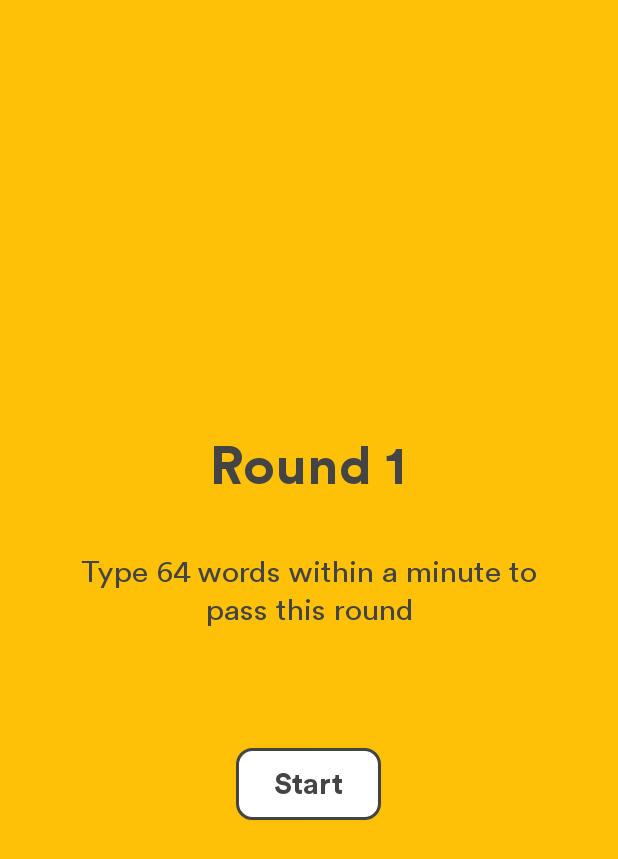
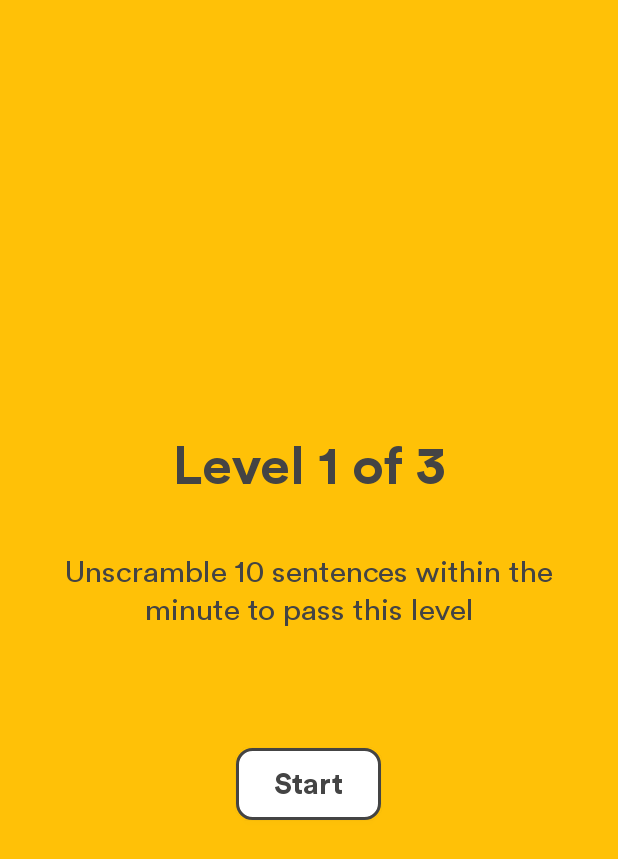
Before and after one commit to Wenpeng778435592/App-Compsci702, an Android app: the GameActivity screen opened directly, with no data from a screen before it, on a phone screen of 412 x 824 dp. Shown: the top 859 px of the screen. Run offline under Robolectric (Android 15) with nearby library versions, the phone set to English and light mode, and no system bars.

Commit message:
retrieve sentences from database

```diff
--- a/app/src/main/java/com/compsci702/compsci702app/Activity/GameActivity.java
+++ b/app/src/main/java/com/compsci702/compsci702app/Activity/GameActivity.java
@@ -55,7 +55,6 @@ public class GameActivity extends AppCompatActivity {
     private SoundPool soundPool;
     private int dingSound;
     private SentenceProcessor sentenceProcessor;
-    private boolean gameWon = false;
     private MinuteTimer timer;
 
     @Override
@@ -64,34 +63,24 @@ public class GameActivity extends AppCompatActivity {
         setContentView(R.layout.activity_game);
 
         //rb delete and create database
-        SQLiteDatabase db;
-        this.deleteDatabase("WordBank.db");
-        db = new DBHelper(this).getWritableDatabase();
+        //SQLiteDatabase db;
+        //this.deleteDatabase("WordBank.db");
+        //db = new DBHelper(this).getWritableDatabase();
 
         //rb database all rows query
-        //new DBHelper(this).onDeleteAllRows();
+        new DBHelper(this).onDeleteAllRows();
 
         //rb database insert query
         new DBHelper(this).onInsert();
-
-
-//        //rb read from database
-        Cursor cursor = new DBHelper(this).alldata();
-        if (cursor.getCount() == 0){
-            Toast.makeText(getApplicationContext(), "no data", Toast.LENGTH_SHORT).show();
-        }
-        else {
-            while (cursor.moveToNext()){
-                Toast.makeText(getApplicationContext(), "Sentence" +cursor.getString(1), Toast.LENGTH_SHORT).show();
-            }
-        }
 
         getComponents();
 
         levelController = new LevelController();
         currentLevel = new Level1(this);
         timer = new MinuteTimer(timerText);
-        mainText.setText(currentLevel.getNextSentence());
+        this.mainText.setText(currentLevel.getNextSentence());
+        this.levelText.setText(currentLevel.getLevelText());
+        this.levelDescription.setText(currentLevel.getLevelDescription());
 
         //Set up sound player
         soundPool = new SoundPool(10, AudioManager.STREAM_MUSIC, 0);
@@ -143,9 +132,8 @@ public class GameActivity extends AppCompatActivity {
             @Override
             public void onTextChanged(CharSequence s, int start, int before, int count) {
 
-                System.out.println("s " + s);
                 if(s.toString().equals("0")) {
-                    System.out.println("finished");
+                    timer.stopTimer();
                     Intent intent = new Intent(GameActivity.this, GameFinishedActivity.class);
                     Bundle mBundle = new Bundle();
                     mBundle.putBoolean("success", false);
@@ -162,13 +150,14 @@ public class GameActivity extends AppCompatActivity {
         levelFinishedLayout.setVisibility(View.GONE);
         mainGameLayout.setVisibility(View.VISIBLE);
 
+        timer.startTimer();
+
         mainText.setText(currentLevel.getNextSentence());
         inputText.setText("");
 
         progressText.setText(currentLevel.getProgressIndicatorText());
         progressBar.setMax(currentLevel.getWordCountGoal());
         progressBar.setProgress(currentLevel.getCurrentWordCount());
-        timer.startTimer();
 
         showKeyboard(inputText);
     }
@@ -190,6 +179,8 @@ public class GameActivity extends AppCompatActivity {
         mainGameLayout.setVisibility(View.GONE);
         nextLevelLayout.setVisibility(View.GONE);
         levelFinishedLayout.setVisibility(View.VISIBLE);
+
+        timer.stopTimer();
 
         //If this is the last level, load the game finished class.
         if (currentLevel.getLevelType() == LevelType.LEVEL_3) {
--- a/app/src/main/java/com/compsci702/compsci702app/Level/Level.java
+++ b/app/src/main/java/com/compsci702/compsci702app/Level/Level.java
@@ -2,6 +2,7 @@ package com.compsci702.compsci702app.Level;
 
 import android.content.Context;
 
+import com.compsci702.compsci702app.Tools.MinuteTimer;
 import com.compsci702.compsci702app.Tools.Scrambler;
 import com.compsci702.compsci702app.Tools.SentenceList;
 
@@ -22,8 +23,6 @@ public abstract class Level {
 
     public Level(Context context){
         currentWordCount = 0;
-        sentenceList = new SentenceList(wordCountGoal, context);
-        targetSentence = sentenceList.getWord(currentWordCount);
     }
 
     public String getLevelText(){ return levelText; }
@@ -48,6 +47,10 @@ public abstract class Level {
         return scrambler.scrambleSentence(targetSentence, this);
     }
 
+    public void startTimer(){
+
+    }
+
     public LevelType getLevelType() { return levelType; }
 
     public boolean levelFinished(){ return currentWordCount == wordCountGoal; }
--- a/app/src/main/java/com/compsci702/compsci702app/Level/Level1.java
+++ b/app/src/main/java/com/compsci702/compsci702app/Level/Level1.java
@@ -1,6 +1,8 @@
 package com.compsci702.compsci702app.Level;
 
 import android.content.Context;
+
+import com.compsci702.compsci702app.Tools.SentenceList;
 
 public class Level1 extends Level{
 
@@ -8,8 +10,10 @@ public class Level1 extends Level{
         super(context);
         this.levelType = LevelType.LEVEL_1;
         this.levelText = "Level 1 of 3";
-        this.levelDescription = "Unscramble 8 sentences within the minute to pass this level";
-        this.wordCountGoal = 2;
+        this.levelDescription = "Unscramble 10 sentences within the minute to pass this level";
+        this.wordCountGoal = 10;
         this.levelNumber = 1;
+        sentenceList = new SentenceList(wordCountGoal, context);
+        targetSentence = sentenceList.getWord(currentWordCount);
     }
 }
--- a/app/src/main/java/com/compsci702/compsci702app/Level/Level2.java
+++ b/app/src/main/java/com/compsci702/compsci702app/Level/Level2.java
@@ -1,6 +1,8 @@
 package com.compsci702.compsci702app.Level;
 
 import android.content.Context;
+
+import com.compsci702.compsci702app.Tools.SentenceList;
 
 public class Level2 extends Level{
 
@@ -8,8 +10,10 @@ public class Level2 extends Level{
         super(context);
         this.levelType = LevelType.LEVEL_2;
         this.levelText = "Level 2 of 3";
-        this.levelDescription = "Type 50 words within the minute to pass this level";
-        this.wordCountGoal = 2;
+        this.levelDescription = "Unscramble 10 words within the minute to pass this level";
+        this.wordCountGoal = 8;
         this.levelNumber = 2;
+        sentenceList = new SentenceList(wordCountGoal, context);
+        targetSentence = sentenceList.getWord(currentWordCount);
     }
 }
--- a/app/src/main/java/com/compsci702/compsci702app/Level/Level3.java
+++ b/app/src/main/java/com/compsci702/compsci702app/Level/Level3.java
@@ -1,6 +1,8 @@
 package com.compsci702.compsci702app.Level;
 
 import android.content.Context;
+
+import com.compsci702.compsci702app.Tools.SentenceList;
 
 public class Level3 extends Level{
 
@@ -8,8 +10,10 @@ public class Level3 extends Level{
         super(context);
         this.levelType = LevelType.LEVEL_3;
         this.levelText = "Level 3 of 3";
-        this.levelDescription = "blah blah blah";
-        this.wordCountGoal = 2;
+        this.levelDescription = "Unscramble 10 words within the minute to win this game";
+        this.wordCountGoal = 10;
         this.levelNumber = 3;
+        sentenceList = new SentenceList(wordCountGoal, context);
+        targetSentence = sentenceList.getWord(currentWordCount);
     }
 }
--- a/app/src/main/java/com/compsci702/compsci702app/Tools/DBHelper.java
+++ b/app/src/main/java/com/compsci702/compsci702app/Tools/DBHelper.java
@@ -45,9 +45,59 @@ public class DBHelper extends SQLiteOpenHelper {
         ContentValues cv = new ContentValues();
         List<String> list;
         list = new ArrayList<String>();
-        list.add("It is not sunny outside");
-        list.add("It is very cold inside");
-        list.add("It is not very cold inside");
+        list.add("An apple a day keeps the doctor away");
+        list.add("Better late then never");
+        list.add("What comes around goes around");
+        list.add("Laughter is the best medicine");
+        list.add("Run like the wind");
+        list.add("A blessing in disguise");
+        list.add("The grass is greener on the other side");
+        list.add("Once in a blue moon");
+        list.add("Between a rock and a hard place");
+        list.add("Bobs your uncle");
+        list.add("Bury your head in the sand");
+        list.add("Cheap as chips");
+        list.add("Bobs your uncle");
+        list.add("Bury your head in the sand");
+        list.add("Getting cold feet");
+        list.add("Curiosity killed the cat");
+        list.add("Don't put all your eggs in one basket");
+        list.add("Desperate times call for desperate measures");
+        list.add("Head over heels in love");
+        list.add("Hit the nail on the head");
+        list.add("Ignorance is bliss");
+        list.add("Kill two birds with one stone");
+        list.add("Leave no stone unturned");
+        list.add("No pain no gain");
+        list.add("On the straight and narrow");
+        list.add("Pulling my leg");
+        list.add("Sitting on the fence");
+        list.add("Speaking of the devil");
+        list.add("Take it with a pinch of salt");
+        list.add("Time flies when you are having fun");
+        list.add("Don't judge a book by its cover");
+        list.add("Seeing eye to eye");
+        list.add("The cats out of the bag");
+        list.add("Looking like a million dollars");
+        list.add("Give the benefit of the doubt");
+        list.add("Go back to the drawing board");
+        list.add("Go the extra mile");
+        list.add("Chip on your shoulder");
+        list.add("Cost an arm and a leg");
+        list.add("Cut a long story short");
+        list.add("Don't put all your eggs in one basket");
+        list.add("Don't run before you can walk");
+        list.add("Take it one step at a time");
+        list.add("Bite the bullet");
+        list.add("Bite off more than you can chew");
+        list.add("Bark up the wrong tree");
+        list.add("Don't beat around the bush");
+        list.add("Actions speak louder than words");
+        list.add("Add insult to injury");
+        list.add("Adding fuel to the fire");
+        list.add("A stones throw away");
+        list.add("A sandwich short of a picnic");
+        list.add("A blessing in disguise");
         int n = 0;
         for (int i = 0; i < list.size(); i++) {
             cv.put("Sentence", list.get(n));
@@ -60,6 +110,14 @@ public class DBHelper extends SQLiteOpenHelper {
     public Cursor alldata(){
         SQLiteDatabase db = this.getReadableDatabase();
         Cursor cursor = db.rawQuery("select * from Words", null);
+        return cursor;
+    }
+
+    public Cursor getDataFromDatabase(int listLength){
+        SQLiteDatabase db = this.getReadableDatabase();
+        System.out.println(Integer.toString(listLength));
+        Cursor cursor = db.rawQuery("SELECT * FROM Words WHERE id IN (SELECT id FROM Words ORDER BY RANDOM() LIMIT ? )",
+                new String[]{Integer.toString(listLength)});
         return cursor;
     }
 
--- a/app/src/main/java/com/compsci702/compsci702app/Tools/MinuteTimer.java
+++ b/app/src/main/java/com/compsci702/compsci702app/Tools/MinuteTimer.java
@@ -8,24 +8,27 @@ public class MinuteTimer {
 
     //This is the text field in the UI that shows the time
     TextView timerText;
+    CountDownTimer timer;
 
     public MinuteTimer(TextView timerText){
         this.timerText = timerText;
     }
 
-    //Starts the timer. Counts down from one minute (01:00). Sets the
-    //textField with the new time every second (01:00, 00:59, etc)
     public void startTimer(){
 
         //rb start one minute timer
-        new CountDownTimer(60000, 1000) {
+        timer = new CountDownTimer(60000, 1000) {
             public void onTick(long millisUntilFinished) {
                 timerText.setText(String.valueOf(millisUntilFinished / 1000));
             }
             public void onFinish() {
-                System.out.println(timerText.getText().toString());
-                timerText.setText("done!");
+                timerText.setText("0");
             }
         }.start();
     }
+
+    public void stopTimer(){
+        timer.cancel();
+        timerText.setText("59");
+    }
 }
--- a/app/src/main/java/com/compsci702/compsci702app/Tools/SentenceList.java
+++ b/app/src/main/java/com/compsci702/compsci702app/Tools/SentenceList.java
@@ -22,25 +22,21 @@ public class SentenceList {
         this.listLength = listLength;
         this.context = context;
         wordList = getWordListFromDatabase(this.listLength);
-        System.out.println(wordList.size());
     }
 
     private ArrayList<String> getWordListFromDatabase(int listLength){
 
-        context.deleteDatabase("WordBank.db");
+        //context.deleteDatabase("WordBank.db");
         db = new DBHelper(context).getWritableDatabase();
         ArrayList<String> wordList = new ArrayList<>();
 
         //Instead of getting all data, only get listed number
-//        Cursor cursor = new DBHelper(context).alldata();
-//        if (cursor.moveToFirst()){
-//            while (cursor.moveToNext()){
-//                System.out.println("adding " + cursor.getString(1));
-//               wordList.add(cursor.getString(1));
-//            }
-//        }
-        wordList.add("It is sunny outside");
-        wordList.add("It is not sunny outside");
+        Cursor cursor = new DBHelper(context).getDataFromDatabase(listLength);
+        while (cursor.moveToNext()){
+           wordList.add(cursor.getString(1));
+        }
+        //wordList.add("It is sunny outside");
+        //wordList.add("It is not sunny outside");
 
         return wordList;
 
--- a/app/src/main/res/layout/activity_game.xml
+++ b/app/src/main/res/layout/activity_game.xml
@@ -142,7 +142,7 @@
             android:layout_width="wrap_content"
             android:layout_height="wrap_content"
             app:fontFamily="@font/circularbook"
-            android:text="Type 64 words within a minute to pass this round"
+            android:text=""
             android:textSize="20sp"
             android:textColor="@color/darkGrey"
             android:layout_marginTop="35dp"
```
